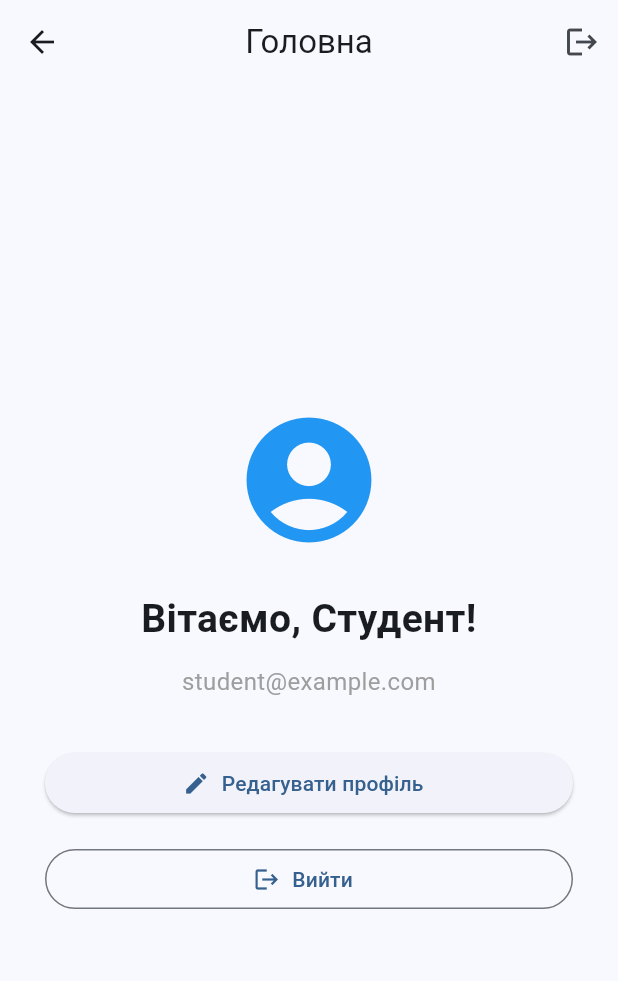
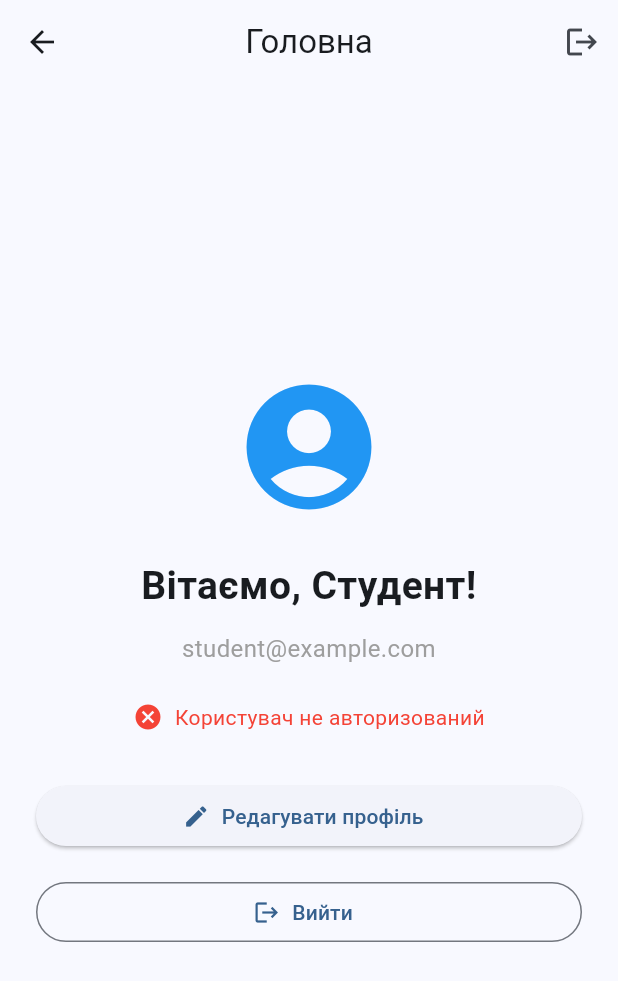
Before and after one commit to School-BD3/sign_in_application_1, a Flutter app: the HomeScreen screen opened directly, after a tap on "Вийти", on a phone screen of 412 x 824 dp. Shown: the top 981 px of the screen. Run offline on Flutter 3.47's test engine with Material 3 defaults, Android fonts, the phone set to English and light mode, and no system bars.

Commit message:
виправлено точку входу та завершено реалізацію застосунку

```diff
--- a/lib/screens/home_screen.dart
+++ b/lib/screens/home_screen.dart
@@ -7,6 +7,14 @@ import 'edit_profile_screen.dart';
 
 class HomeScreen extends StatelessWidget {
   const HomeScreen({super.key});
+
+  void _logout(BuildContext context) {
+    // Спочатку скидаємо дані профілю.
+    context.read<ProfileModel>().resetProfile();
+
+    // Потім завершуємо авторизацію.
+    context.read<AuthModel>().logout();
+  }
 
   @override
   Widget build(BuildContext context) {
@@ -20,20 +28,19 @@ class HomeScreen extends StatelessWidget {
           IconButton(
             tooltip: 'Вийти',
             icon: const Icon(Icons.logout),
-            onPressed: () {
-              context.read<AuthModel>().logout();
-              context.read<ProfileModel>().resetProfile();
-            },
+            onPressed: () => _logout(context),
           ),
         ],
       ),
       body: Center(
-        child: ConstrainedBox(
-          constraints: const BoxConstraints(maxWidth: 400),
-          child: Padding(
-            padding: const EdgeInsets.all(24),
+        child: SingleChildScrollView(
+          padding: const EdgeInsets.all(24),
+          child: ConstrainedBox(
+            constraints: const BoxConstraints(
+              maxWidth: 400,
+            ),
             child: Column(
-              mainAxisAlignment: MainAxisAlignment.center,
+              mainAxisSize: MainAxisSize.min,
               crossAxisAlignment: CrossAxisAlignment.stretch,
               children: [
                 const Icon(
@@ -41,15 +48,20 @@ class HomeScreen extends StatelessWidget {
                   size: 100,
                   color: Colors.blue,
                 ),
+
                 const SizedBox(height: 24),
 
-
+                // Оптимізоване відображення даних профілю.
                 Column(
                   children: [
+                    // Selector перебудовує лише ім'я.
                     Selector<ProfileModel, String>(
-                      selector: (context, profile) => profile.name,
+                      selector: (context, profile) =>
+                          profile.name,
                       builder: (context, name, child) {
-                        debugPrint('ProfileName Selector build');
+                        debugPrint(
+                          'ProfileName Selector build',
+                        );
 
                         return Text(
                           'Вітаємо, $name!',
@@ -64,10 +76,14 @@ class HomeScreen extends StatelessWidget {
 
                     const SizedBox(height: 12),
 
+                    // Selector перебудовує лише email.
                     Selector<ProfileModel, String>(
-                      selector: (context, profile) => profile.email,
+                      selector: (context, profile) =>
+                          profile.email,
                       builder: (context, email, child) {
-                        debugPrint('ProfileEmail Selector build');
+                        debugPrint(
+                          'ProfileEmail Selector build',
+                        );
 
                         return Text(
                           email,
@@ -82,9 +98,14 @@ class HomeScreen extends StatelessWidget {
                   ],
                 ),
 
+                const SizedBox(height: 24),
+
+                // Consumer відображає стан авторизації.
+                const AuthStatusWidget(),
 
                 const SizedBox(height: 32),
 
+                // Перехід до редагування профілю.
                 ElevatedButton.icon(
                   onPressed: () {
                     Navigator.push(
@@ -96,16 +117,16 @@ class HomeScreen extends StatelessWidget {
                     );
                   },
                   icon: const Icon(Icons.edit),
-                  label: const Text('Редагувати профіль'),
+                  label: const Text(
+                    'Редагувати профіль',
+                  ),
                 ),
 
                 const SizedBox(height: 16),
 
+                // Вихід із застосунку.
                 OutlinedButton.icon(
-                  onPressed: () {
-                    context.read<AuthModel>().logout();
-                    context.read<ProfileModel>().resetProfile();
-                  },
+                  onPressed: () => _logout(context),
                   icon: const Icon(Icons.logout),
                   label: const Text('Вийти'),
                 ),
@@ -117,3 +138,51 @@ class HomeScreen extends StatelessWidget {
     );
   }
 }
+
+// Окремий віджет для демонстрації Consumer.
+class AuthStatusWidget extends StatelessWidget {
+  const AuthStatusWidget({super.key});
+
+  @override
+  Widget build(BuildContext context) {
+    return Consumer<AuthModel>(
+      builder: (context, auth, child) {
+        debugPrint('AuthStatus Consumer build');
+
+        final isAuthenticated = auth.isAuthenticated;
+
+        return Row(
+          mainAxisAlignment: MainAxisAlignment.center,
+          children: [
+            Icon(
+              isAuthenticated
+                  ? Icons.check_circle
+                  : Icons.cancel,
+              color: isAuthenticated
+                  ? Colors.green
+                  : Colors.red,
+              size: 20,
+            ),
+
+            const SizedBox(width: 8),
+
+            Flexible(
+              child: Text(
+                isAuthenticated
+                    ? 'Користувач авторизований'
+                    : 'Користувач не авторизований',
+                textAlign: TextAlign.center,
+                style: TextStyle(
+                  fontSize: 14,
+                  color: isAuthenticated
+                      ? Colors.green
+                      : Colors.red,
+                ),
+              ),
+            ),
+          ],
+        );
+      },
+    );
+  }
+}
```
